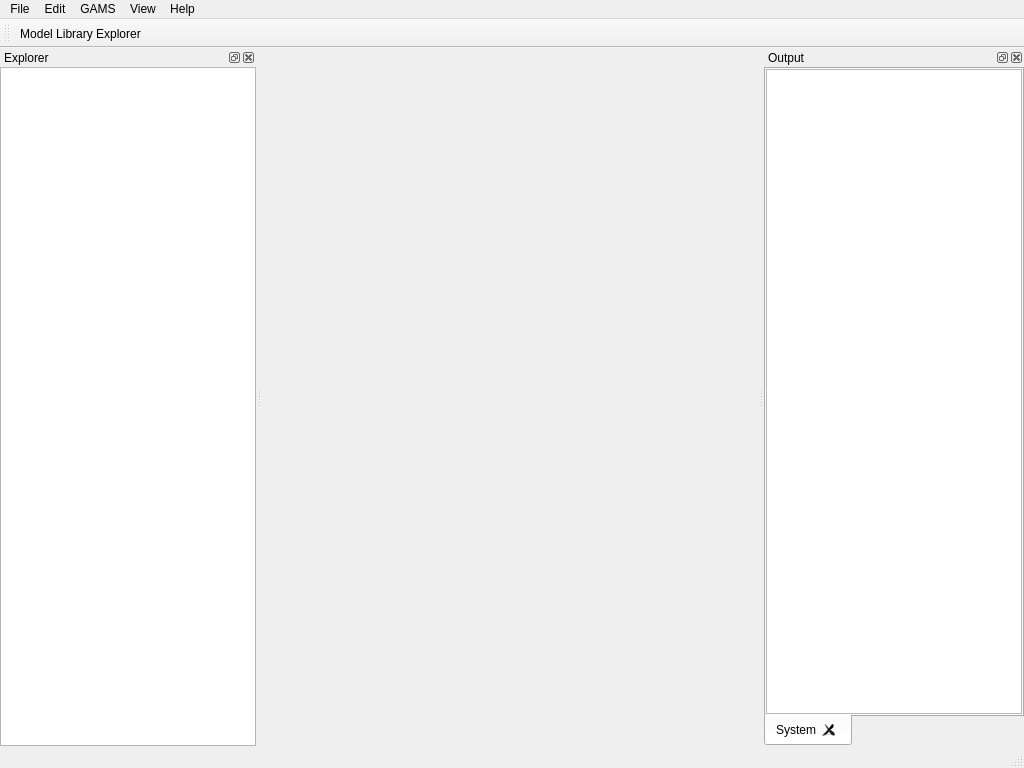
Old version of the form src/mainwindow.ui in the repository GAMS-dev/studio.
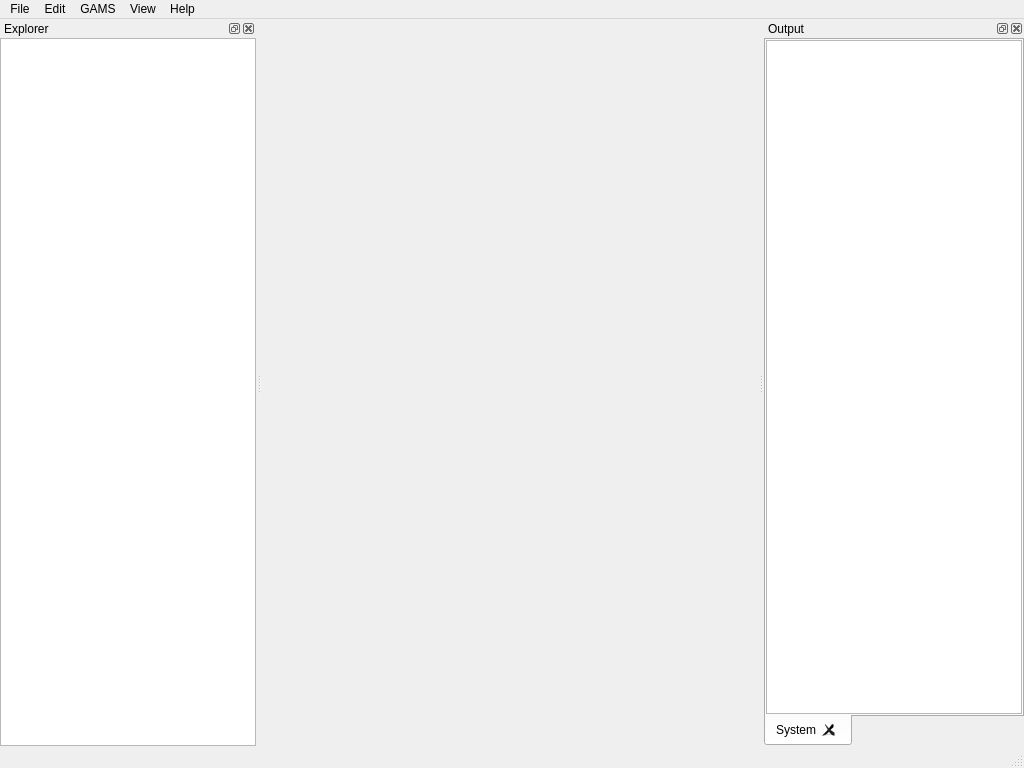
New version of the form. Icons and pictures are not drawn.

Commit message: removed toolbar

```diff
--- a/src/mainwindow.ui
+++ b/src/mainwindow.ui
@@ -210,27 +210,6 @@
    <addaction name="menuView"/>
    <addaction name="menuHelp"/>
   </widget>
-  <widget class="QToolBar" name="mainToolBar">
-   <property name="enabled">
-    <bool>true</bool>
-   </property>
-   <property name="windowTitle">
-    <string>Toolbar</string>
-   </property>
-   <property name="toolButtonStyle">
-    <enum>Qt::ToolButtonFollowStyle</enum>
-   </property>
-   <property name="floatable">
-    <bool>false</bool>
-   </property>
-   <attribute name="toolBarArea">
-    <enum>TopToolBarArea</enum>
-   </attribute>
-   <attribute name="toolBarBreak">
-    <bool>false</bool>
-   </attribute>
-   <addaction name="actionGAMS_Library"/>
-  </widget>
   <widget class="QStatusBar" name="statusBar">
    <property name="mouseTracking">
     <bool>false</bool>
```
Left out of the diff: 2 changed lines with no effect on the pictures. The commit also changes 1 other file.
